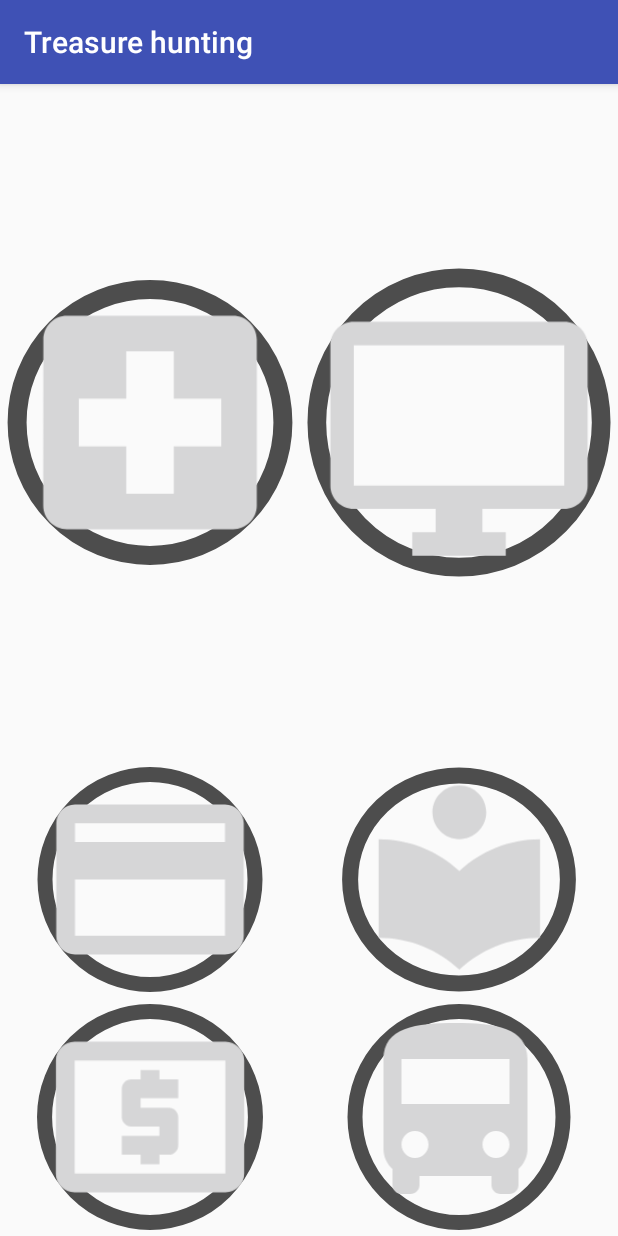
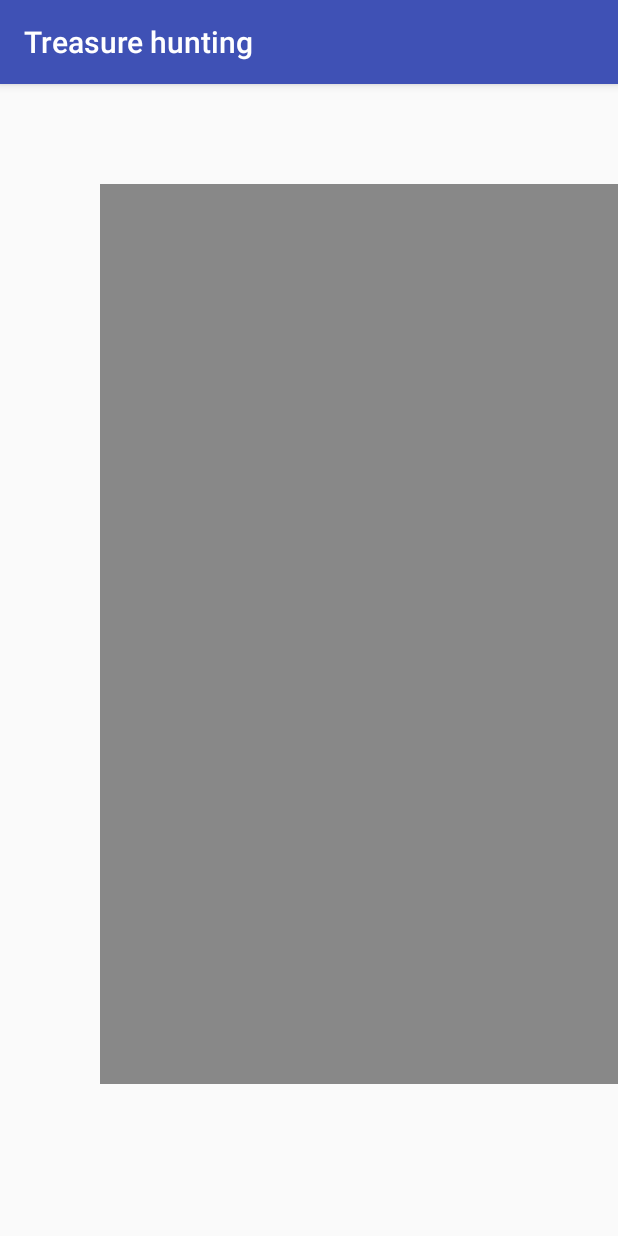
Before and after one commit to alberolimpica/Beacons-Android-App, an Android app: the MainActivity screen opened directly, with no data from a screen before it, after a tap on "TREASURE HUNTING", on a phone screen of 412 x 824 dp. Run offline under Robolectric (Android 15) with nearby library versions, the light colour scheme and no system bars.

Commit message:
Changes applied

```diff
--- a/app/src/main/AndroidManifest.xml
+++ b/app/src/main/AndroidManifest.xml
@@ -28,7 +28,7 @@
             android:configChanges="orientation|screenSize">
         </activity>
 
-        <activity android:name=".TreasureHunting"
+        <activity android:name=".BeaconsSquare"
             android:label="Treasure hunting"
             android:configChanges="orientation|screenSize">
         </activity>
--- a/app/src/main/java/com/example/r00143659/beacondeployment/BeaconActivity.java
+++ b/app/src/main/java/com/example/r00143659/beacondeployment/BeaconActivity.java
@@ -254,8 +254,6 @@ public class BeaconActivity extends AppCompatActivity implements BeaconConsumer,
                     public void run() {
                         Log.d("BeaconActivity", "Este beacon");
                         storeBeacons(new BeaconItem(Id, namespace, distance));// Only the original thread that created a view hierarchy can touch its views.
-
-
                         ((TextView)BeaconActivity.this.findViewById(R.id.message)).setText("Hello world, and welcome to Eddystone!");
                     }
                 });
@@ -301,4 +299,5 @@ public class BeaconActivity extends AppCompatActivity implements BeaconConsumer,
         listView.setAdapter(adapter);
     }
 
+
 }
--- /dev/null
+++ b/app/src/main/java/com/example/r00143659/beacondeployment/BeaconsSquare.java
@@ -0,0 +1,18 @@
+package com.example.r00143659.beacondeployment;
+
+import android.os.Bundle;
+import android.support.v7.app.AppCompatActivity;
+
+/**
+ * Created by R00143659 on 22/08/2016.
+ */
+public class BeaconsSquare extends AppCompatActivity {
+
+    @Override
+    public void onCreate(Bundle savedInstanceState) {
+        super.onCreate(savedInstanceState);
+        // Get the view from activity_main.xml
+        setContentView(new Rectangle(this));
+
+    }
+}
--- a/app/src/main/java/com/example/r00143659/beacondeployment/MainActivity.java
+++ b/app/src/main/java/com/example/r00143659/beacondeployment/MainActivity.java
@@ -40,7 +40,7 @@ public class MainActivity extends AppCompatActivity {
 
                 // Start NewActivity.class
                 Intent myIntent = new Intent(MainActivity.this,
-                        TreasureHunting.class);
+                        BeaconsSquare.class);
                 startActivity(myIntent);
             }
         });
--- /dev/null
+++ b/app/src/main/java/com/example/r00143659/beacondeployment/Rectangle.java
@@ -0,0 +1,35 @@
+package com.example.r00143659.beacondeployment;
+
+import android.content.Context;
+        import android.graphics.Canvas;
+        import android.graphics.Color;
+        import android.graphics.Paint;
+        import android.graphics.Rect;
+        import android.view.View;
+
+public class Rectangle extends View {
+
+    private Rect rectangle;
+    private Paint paint;
+
+    public Rectangle(Context context) {
+        super(context);
+        int x = 100;
+        int y = 100;
+        int sideLength = 1000;
+        int sideLength2 = 1000;
+        // create a rectangle that we'll draw later
+        rectangle = new Rect(x, y, sideLength, sideLength2);
+
+        // create the Paint and set its color
+        paint = new Paint();
+        paint.setColor(Color.GRAY);
+    }
+
+    @Override
+    protected void onDraw(Canvas canvas) {
+        canvas.drawColor(Color.TRANSPARENT);
+        canvas.drawRect(rectangle, paint);
+    }
+
+}
```
Also changed, not shown: app/src/main/res/drawable/square.xml (added, +10 -0 lines), app/src/main/res/layout/map.xml (added, +18 -0 lines).
